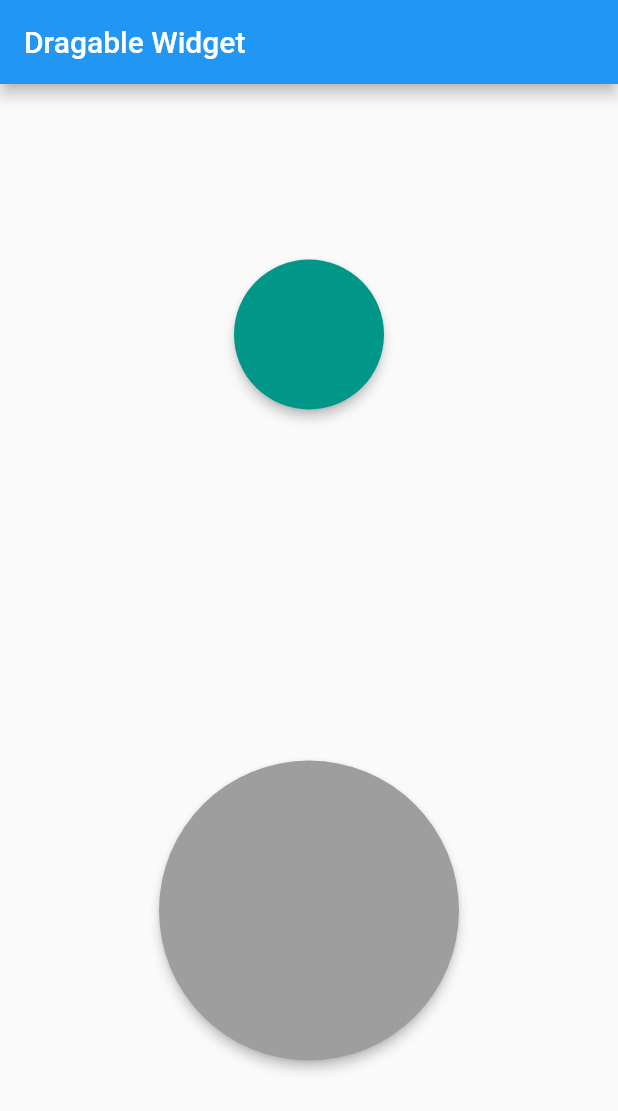
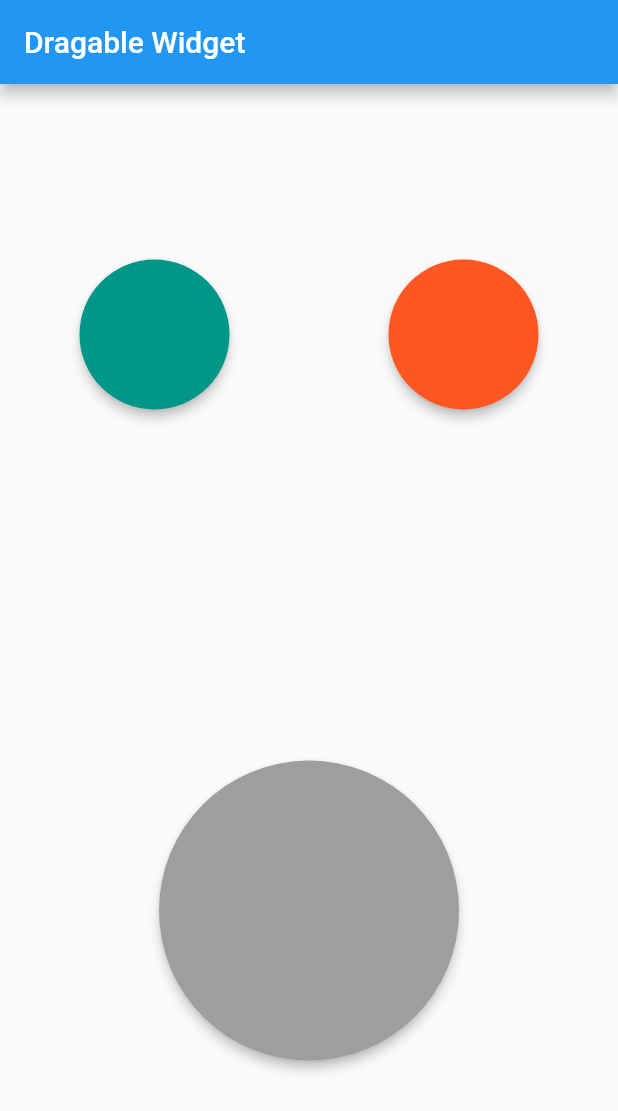
Before and after one commit to sinau-flutter/draggable_sizedbox, a Flutter app: the screen it shows after launch, on a phone screen of 412 x 824 dp. Shown: the top 1111 px of the screen. Run offline on Flutter 3.47's test engine with Material 2 defaults, Android fonts, the phone set to English and light mode, and no system bars.

Commit message:
Add new SizedBox

```diff
--- a/lib/main.dart
+++ b/lib/main.dart
@@ -54,6 +54,35 @@ class _MyAppState extends State<MyApp> {
                       elevation: 3,
                     ),
                   ),
+                ),
+                Draggable<Color>(
+                  data: color2,
+                  child: SizedBox(
+                    width: 100,
+                    height: 100,
+                    child: Material(
+                      color: color2,
+                      shape: StadiumBorder(),
+                      elevation: 3,
+                    ),
+                  ),
+                  childWhenDragging: SizedBox(
+                    width: 100,
+                    height: 100,
+                    child: Material(
+                      color: Colors.grey,
+                      shape: StadiumBorder(),
+                    ),
+                  ),
+                  feedback: SizedBox(
+                    width: 100,
+                    height: 100,
+                    child: Material(
+                      color: color2.withOpacity(0.5),
+                      shape: StadiumBorder(),
+                      elevation: 3,
+                    ),
+                  ),
                 )
               ],
             ),
```
